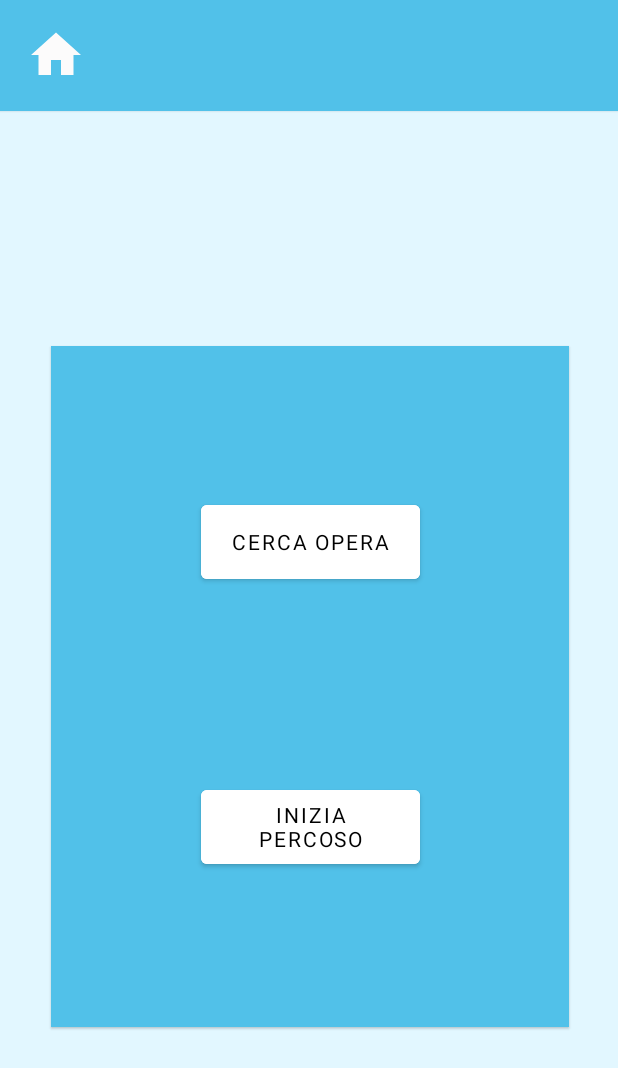
After one commit to GadaletaNicola/Artify, an Android app: the MenuPreScelta screen opened directly, with no data from a screen before it, on a phone screen of 412 x 824 dp. The commit adds this screen. Shown: the top 1068 px of the screen. Run offline under Robolectric (Android 15) with nearby library versions, the phone set to English and light mode, and no system bars.

Commit message:
Risolto crash menu, modifica menu, modifica home e vari refactoring

```diff
--- a/app/src/main/AndroidManifest.xml
+++ b/app/src/main/AndroidManifest.xml
@@ -9,6 +9,12 @@
         android:roundIcon="@mipmap/ic_launcher_round"
         android:supportsRtl="true"
         android:theme="@style/Theme.Artify">
+        <activity
+            android:name=".HomePage"
+            android:exported="true" />
+        <activity
+            android:name=".MenuPreScelta"
+            android:exported="true" />
         <activity
             android:name=".dashboard"
             android:exported="true" />
--- /dev/null
+++ b/app/src/main/java/com/example/artify/MenuPreScelta.java
@@ -0,0 +1,42 @@
+package com.example.artify;
+
+import android.content.Intent;
+import android.os.Bundle;
+import android.view.View;
+import android.widget.Button;
+
+import androidx.appcompat.app.AppCompatActivity;
+
+public class MenuPreScelta extends AppCompatActivity {
+    private Button btnClicked;
+    Intent contextIntent;
+    @Override
+    protected void onCreate(Bundle savedInstanceState) {
+        super.onCreate(savedInstanceState);
+        setContentView(R.layout.activity_menu_pre_scelta);
+        contextIntent = getIntent();
+    }
+
+    public void switchToTipoPercorso(View view){
+        btnClicked = findViewById(view.getId());
+
+
+        Intent switcher = new Intent(this,tipo_percorso.class);
+        switcher.putExtra("preMenuScelta",btnClicked.getText());
+        switcher.putExtra("MuseoCliccato",contextIntent.getStringExtra("MuseoCliccato"));
+        startActivity(switcher);
+    }
+
+    public void switchToListaOpere(View view){
+        Intent switcher = new Intent(this, ListaOpere.class);
+        switcher.putExtra("preMenuScelta","");
+        switcher.putExtra("MuseoCliccato",contextIntent.getStringExtra("MuseoCliccato"));
+        startActivity(switcher);
+    }
+
+    public void MenuPreSceltaToHome(View view){
+        Intent switcher = new Intent(this,HomePage.class);
+        startActivity(switcher);
+        finish();
+    }
+}
--- a/app/src/main/java/com/example/artify/login.java
+++ b/app/src/main/java/com/example/artify/login.java
@@ -40,7 +40,7 @@ public class login extends AppCompatActivity {
         FirebaseUser user = mAuth.getCurrentUser();
 
         if (user != null) {
-            Intent intent = new Intent(login.this, dashboard.class);
+            Intent intent = new Intent(login.this, HomePage.class);
             startActivity(intent);
             finish();
         }
@@ -62,7 +62,7 @@ public class login extends AppCompatActivity {
                 public void onComplete(@NonNull Task<AuthResult> task) {
                     if (task.isSuccessful()) {
                         Toast.makeText(login.this, "Accesso effettuato!", Toast.LENGTH_LONG).show();
-                        Intent intent = new Intent(login.this, dashboard.class);
+                        Intent intent = new Intent(login.this, HomePage.class);
                         startActivity(intent);
                         finish();
 
--- /dev/null
+++ b/app/src/main/res/drawable-xxhdpi/ic_baseline_home.xml
@@ -0,0 +1,5 @@
+<vector android:height="24dp" android:tint="#FCFBFB"
+    android:viewportHeight="24" android:viewportWidth="24"
+    android:width="24dp" xmlns:android="http://schemas.android.com/apk/res/android">
+    <path android:fillColor="@android:color/white" android:pathData="M10,20v-6h4v6h5v-8h3L12,3 2,12h3v8z"/>
+</vector>
--- /dev/null
+++ b/app/src/main/res/layout-land/activity_menu_pre_scelta.xml
@@ -0,0 +1,94 @@
+<?xml version="1.0" encoding="utf-8"?>
+<androidx.constraintlayout.widget.ConstraintLayout xmlns:android="http://schemas.android.com/apk/res/android"
+    xmlns:app="http://schemas.android.com/apk/res-auto"
+    xmlns:tools="http://schemas.android.com/tools"
+    android:layout_width="match_parent"
+    android:layout_height="match_parent"
+    android:background="@color/VeryLightBlue"
+    tools:context=".MenuPreScelta">
+
+    <androidx.constraintlayout.widget.ConstraintLayout
+        android:id="@+id/MenuPreSceltaHeader"
+        android:layout_width="462dp"
+        android:layout_height="70dp"
+        android:layout_marginStart="32dp"
+        android:background="@color/DarkLightBlue"
+        android:defaultFocusHighlightEnabled="true"
+        android:elevation="1dp"
+        android:orientation="vertical"
+        android:outlineAmbientShadowColor="@color/black"
+        app:layout_constraintBottom_toBottomOf="parent"
+        app:layout_constraintEnd_toEndOf="parent"
+        app:layout_constraintHorizontal_bias="0.442"
+        app:layout_constraintStart_toStartOf="parent"
+        app:layout_constraintTop_toTopOf="parent"
+        app:layout_constraintVertical_bias="0.0">
+
+        <TextView
+            android:id="@+id/textView"
+            android:layout_width="186dp"
+            android:layout_height="43dp"
+            android:text="@string/MenuPreSceltaHeader"
+            android:textColor="@color/white"
+            android:textSize="30sp"
+            android:textStyle="bold"
+            app:layout_constraintBottom_toBottomOf="parent"
+            app:layout_constraintEnd_toEndOf="parent"
+            app:layout_constraintHorizontal_bias="0.353"
+            app:layout_constraintStart_toStartOf="parent"
+            app:layout_constraintTop_toTopOf="parent"
+            app:layout_constraintVertical_bias="0.516" />
+
+        <ImageView
+            android:id="@+id/imageView2"
+            android:layout_width="40dp"
+            android:layout_height="40dp"
+            android:background="?android:selectableItemBackground"
+            app:layout_constraintBottom_toBottomOf="parent"
+            app:layout_constraintEnd_toStartOf="@+id/textView"
+            app:layout_constraintHorizontal_bias="0.432"
+            app:layout_constraintStart_toStartOf="parent"
+            app:layout_constraintTop_toTopOf="parent"
+            app:layout_constraintVertical_bias="0.483"
+            app:srcCompat="@drawable/ic_baseline_home" />
+    </androidx.constraintlayout.widget.ConstraintLayout>
+
+    <FrameLayout
+        android:id="@+id/ButtonContainer"
+        android:layout_width="462dp"
+        android:layout_height="303dp"
+        android:background="@color/DarkLightBlue"
+        android:defaultFocusHighlightEnabled="true"
+        android:elevation="1dp"
+        android:outlineAmbientShadowColor="@color/black"
+        app:layout_constraintBottom_toBottomOf="parent"
+        app:layout_constraintEnd_toEndOf="parent"
+        app:layout_constraintHorizontal_bias="0.525"
+        app:layout_constraintStart_toStartOf="parent"
+        app:layout_constraintTop_toTopOf="parent"
+        app:layout_constraintVertical_bias="0.904">
+
+        <Button
+            android:id="@+id/CercaOperaBtn"
+            style="@style/TipoPerocorsoBtn"
+            android:layout_width="146dp"
+
+            android:layout_height="61dp"
+            android:layout_marginVertical="50dp"
+            android:layout_marginStart="150dp"
+            android:onClick="switchToListaOpere"
+            android:text="@string/CercaOpera" />
+
+        <Button
+            android:id="@+id/InizaPercorsoBtn"
+            style="@style/TipoPerocorsoBtn"
+            android:layout_width="146dp"
+            android:layout_height="61dp"
+            android:layout_marginVertical="190dp"
+            android:layout_marginStart="150dp"
+            android:onClick="switchToTipoPercorso"
+            android:text="@string/InizaPercorso" />
+
+    </FrameLayout>
+
+</androidx.constraintlayout.widget.ConstraintLayout>
--- a/app/src/main/res/layout/activity_dashboard.xml
+++ b/app/src/main/res/layout/activity_dashboard.xml
@@ -2,7 +2,6 @@
 <LinearLayout xmlns:android="http://schemas.android.com/apk/res/android"
     xmlns:app="http://schemas.android.com/apk/res-auto"
     xmlns:tools="http://schemas.android.com/tools"
-    android:id="@+id/drawer_layout"
     android:layout_width="match_parent"
     android:layout_height="match_parent"
     android:background="@drawable/dashboard_bg"
--- a/app/src/main/res/layout/activity_home_page.xml
+++ b/app/src/main/res/layout/activity_home_page.xml
@@ -5,7 +5,8 @@
     android:layout_width="match_parent"
     android:layout_height="match_parent"
     android:id="@+id/drawerLayout"
-    tools:context=".HomePage">
+    tools:context=".HomePage"
+    tools:openDrawer="start">
 
     <androidx.constraintlayout.widget.ConstraintLayout
         android:layout_width="match_parent"
@@ -72,6 +73,7 @@
             android:layout_gravity="bottom"
             android:orientation="vertical"
             android:padding="16dp"
+            android:visibility="gone"
             >
 
             <TextView
--- /dev/null
+++ b/app/src/main/res/layout/activity_menu_pre_scelta.xml
@@ -0,0 +1,94 @@
+<?xml version="1.0" encoding="utf-8"?>
+<androidx.constraintlayout.widget.ConstraintLayout xmlns:android="http://schemas.android.com/apk/res/android"
+    xmlns:app="http://schemas.android.com/apk/res-auto"
+    xmlns:tools="http://schemas.android.com/tools"
+    android:layout_width="match_parent"
+    android:layout_height="match_parent"
+    android:background="@color/VeryLightBlue"
+    tools:context=".MenuPreScelta">
+
+    <androidx.constraintlayout.widget.ConstraintLayout
+        android:id="@+id/MenuPreSceltaHeader"
+        android:layout_width="412dp"
+        android:layout_height="74dp"
+        android:orientation="vertical"
+        android:elevation="1dp"
+        android:outlineAmbientShadowColor="@color/black"
+        android:defaultFocusHighlightEnabled="true"
+        android:background="@color/DarkLightBlue"
+        app:layout_constraintBottom_toBottomOf="parent"
+        app:layout_constraintEnd_toEndOf="parent"
+        app:layout_constraintHorizontal_bias="0.0"
+        app:layout_constraintStart_toStartOf="parent"
+        app:layout_constraintTop_toTopOf="parent"
+        app:layout_constraintVertical_bias="0.0">
+
+        <TextView
+            android:id="@+id/textView"
+            android:layout_width="186dp"
+            android:layout_height="43dp"
+            android:text="@string/MenuPreSceltaHeader"
+            android:textColor="@color/white"
+            android:textSize="30sp"
+            android:textStyle="bold"
+            app:layout_constraintBottom_toBottomOf="parent"
+            app:layout_constraintEnd_toEndOf="parent"
+            app:layout_constraintHorizontal_bias="0.353"
+            app:layout_constraintStart_toStartOf="parent"
+            app:layout_constraintTop_toTopOf="parent"
+            app:layout_constraintVertical_bias="0.516" />
+
+        <ImageView
+            android:id="@+id/imageView2"
+            android:layout_width="40dp"
+            android:layout_height="40dp"
+            app:layout_constraintBottom_toBottomOf="parent"
+            app:layout_constraintEnd_toStartOf="@+id/textView"
+            app:layout_constraintHorizontal_bias="0.432"
+            app:layout_constraintStart_toStartOf="parent"
+            app:layout_constraintTop_toTopOf="parent"
+            app:layout_constraintVertical_bias="0.483"
+            app:srcCompat="@drawable/ic_baseline_home"
+            android:background="?android:selectableItemBackground"
+            android:onClick="MenuPreSceltaToHome"
+            />
+    </androidx.constraintlayout.widget.ConstraintLayout>
+
+    <FrameLayout
+        android:id="@+id/ButtonContainer"
+        android:layout_width="345dp"
+        android:layout_height="454dp"
+        android:background="@color/DarkLightBlue"
+        android:defaultFocusHighlightEnabled="true"
+        android:elevation="1dp"
+        android:outlineAmbientShadowColor="@color/black"
+        app:layout_constraintBottom_toBottomOf="parent"
+        app:layout_constraintEnd_toEndOf="parent"
+        app:layout_constraintHorizontal_bias="0.514"
+        app:layout_constraintStart_toStartOf="parent"
+        app:layout_constraintTop_toTopOf="parent"
+        app:layout_constraintVertical_bias="0.623">
+
+        <Button
+            android:id="@+id/CercaOperaBtn"
+            style="@style/TipoPerocorsoBtn"
+            android:layout_width="146dp"
+            android:layout_height="61dp"
+            android:layout_marginVertical="100dp"
+            android:layout_marginStart="100dp"
+            android:text="@string/CercaOpera"
+            android:onClick="switchToListaOpere"/>
+
+        <Button
+            android:id="@+id/InizaPercorsoBtn"
+            style="@style/TipoPerocorsoBtn"
+            android:layout_width="146dp"
+            android:layout_height="61dp"
+            android:layout_marginVertical="290dp"
+            android:layout_marginStart="100dp"
+            android:text="@string/InizaPercorso"
+            android:onClick="switchToTipoPercorso"/>
+
+    </FrameLayout>
+
+</androidx.constraintlayout.widget.ConstraintLayout>
--- a/app/src/main/res/menu/drawer_menu.xml
+++ b/app/src/main/res/menu/drawer_menu.xml
@@ -9,7 +9,7 @@
             android:title="@string/dashboard" />
 
         <item
-            android:id="@+id/path_menu"
+            android:id="@+id/login_menu"
             android:checked="false"
             android:icon="@drawable/ic_login"
             android:title="@string/login" />
```
Also changed, not shown: app/src/main/java/com/example/artify/HomePage.java (added, +146 -0 lines), app/src/main/java/com/example/artify/Museo.java (added, +24 -0 lines), app/src/main/java/com/example/artify/dashboard.java (+13 -17 lines), app/src/main/java/com/example/artify/lista_musei_adapter.java (added, +90 -0 lines), app/src/main/res/layout/drawer_layout.xml (deleted, +0 -56 lines), app/src/main/res/layout/listamuseiadapter.xml (added, +53 -0 lines).
